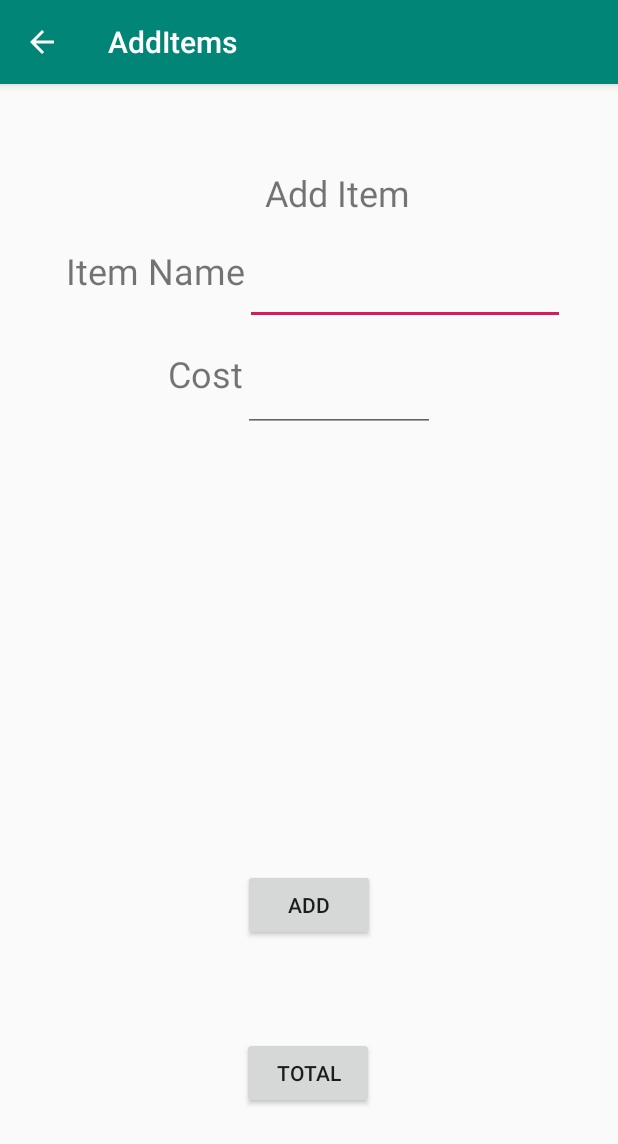
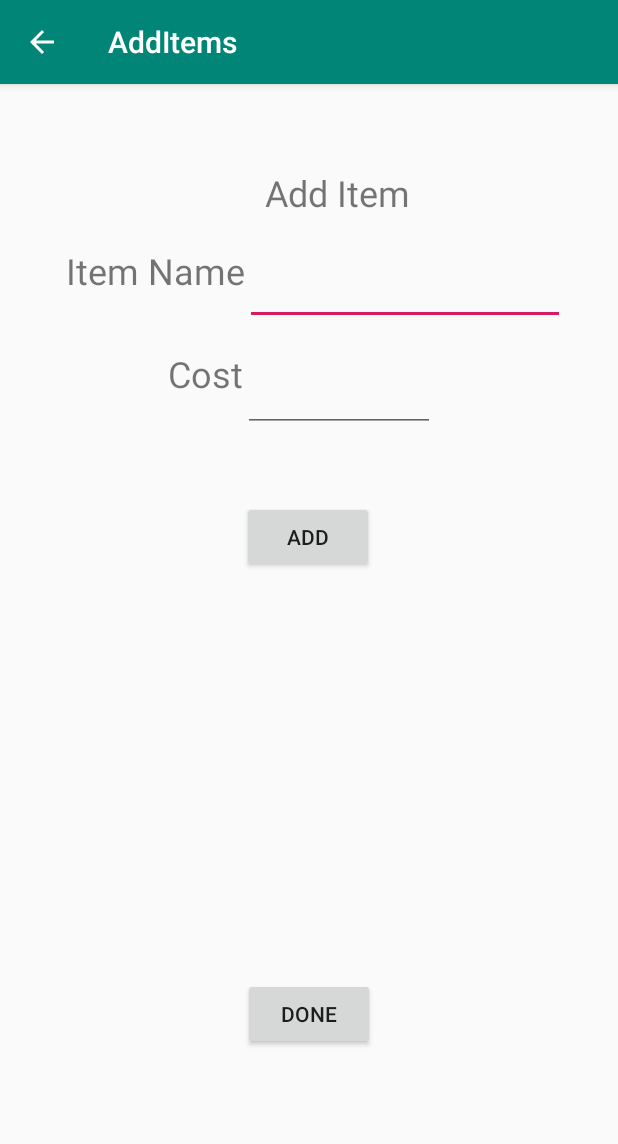
Before and after one commit to willardperalta/ics466, an Android app: the AddItems screen opened directly, with no data from a screen before it, on a phone screen of 412 x 824 dp. Shown: the top 1144 px of the screen. Run offline under Robolectric (Android 15) with nearby library versions, the phone set to English and light mode, and no system bars.

Commit message:
added tax and tip activity, can navigate through entire app

```diff
--- a/OneCheck/app/build.gradle
+++ b/OneCheck/app/build.gradle
@@ -22,6 +22,7 @@ dependencies {
     implementation fileTree(dir: 'libs', include: ['*.jar'])
     implementation 'androidx.appcompat:appcompat:1.0.2'
     implementation 'androidx.constraintlayout:constraintlayout:1.1.3'
+    implementation 'com.google.android.material:material:1.0.0'
     testImplementation 'junit:junit:4.12'
     androidTestImplementation 'androidx.test.ext:junit:1.1.0'
     androidTestImplementation 'androidx.test.espresso:espresso-core:3.1.1'
--- a/OneCheck/app/src/main/java/com/example/onecheck/AddItems.java
+++ b/OneCheck/app/src/main/java/com/example/onecheck/AddItems.java
@@ -5,17 +5,45 @@ import androidx.appcompat.app.AppCompatActivity;
 import android.content.Intent;
 import android.os.Bundle;
 import android.view.View;
+import android.widget.Button;
+import android.widget.EditText;
+
+import java.util.ArrayList;
 
 public class AddItems extends AppCompatActivity {
+
+    MyRecyclerViewAdapter adapter;
+    ArrayList<String> items = new ArrayList<>();
+    ArrayList<Float> cost = new ArrayList<>();
+    Button addButton;
+    EditText itemEdit;
+    EditText costEdit;
 
     @Override
     protected void onCreate(Bundle savedInstanceState) {
         super.onCreate(savedInstanceState);
         setContentView(R.layout.activity_add_items);
+
+        addButton = (Button) findViewById(R.id.addItem);
+        itemEdit = (EditText) findViewById(R.id.itemName);
+        costEdit = (EditText) findViewById(R.id.itemCost);
+
+        addButton.setOnClickListener(
+                new View.OnClickListener()
+                {
+                    public void onClick(View view)
+                    {
+                        String itemInputString = itemEdit.getText().toString();
+                        float costInput = (float)costEdit.getInputType();
+
+                        items.add(itemInputString);
+                        cost.add(costInput);
+                    }
+                });
     }
 
-    public void launchItemsActivity(View view) {
-        Intent intent = new Intent(this, Items.class);
+    public void launchTaxAndTipActivity(View view) {
+        Intent intent = new Intent(this, TaxAndTip.class);
         startActivity(intent);
     }
 }
--- a/OneCheck/app/src/main/res/layout/activity_add_items.xml
+++ b/OneCheck/app/src/main/res/layout/activity_add_items.xml
@@ -7,30 +7,30 @@
     tools:context=".AddItems">
 
     <Button
-        android:id="@+id/button6"
+        android:id="@+id/addItem"
         android:layout_width="wrap_content"
         android:layout_height="wrap_content"
         android:text="ADD"
         app:layout_constraintBottom_toBottomOf="parent"
         app:layout_constraintEnd_toEndOf="parent"
+        app:layout_constraintHorizontal_bias="0.498"
+        app:layout_constraintStart_toStartOf="parent"
+        app:layout_constraintTop_toTopOf="parent"
+        app:layout_constraintVertical_bias="0.386" />
+
+    <Button
+        android:id="@+id/done"
+        android:layout_width="wrap_content"
+        android:layout_height="wrap_content"
+        android:layout_marginTop="40dp"
+        android:onClick="launchTaxAndTipActivity"
+        android:text="DONE"
+        app:layout_constraintBottom_toBottomOf="parent"
+        app:layout_constraintEnd_toEndOf="parent"
         app:layout_constraintHorizontal_bias="0.501"
         app:layout_constraintStart_toStartOf="parent"
-        app:layout_constraintTop_toTopOf="parent"
-        app:layout_constraintVertical_bias="0.727" />
-
-    <Button
-        android:id="@+id/button7"
-        android:layout_width="wrap_content"
-        android:layout_height="wrap_content"
-        android:layout_marginTop="64dp"
-        android:onClick="launchItemsActivity"
-        android:text="TOTAL"
-        app:layout_constraintBottom_toBottomOf="parent"
-        app:layout_constraintEnd_toEndOf="parent"
-        app:layout_constraintHorizontal_bias="0.498"
-        app:layout_constraintStart_toStartOf="parent"
-        app:layout_constraintTop_toBottomOf="@+id/button6"
-        app:layout_constraintVertical_bias="0.0" />
+        app:layout_constraintTop_toBottomOf="@+id/addItem"
+        app:layout_constraintVertical_bias="0.649" />
 
     <TextView
         android:id="@+id/textView21"
@@ -69,20 +69,20 @@
         app:layout_constraintTop_toTopOf="parent" />
 
     <EditText
-        android:id="@+id/productNameET"
+        android:id="@+id/itemName"
         android:layout_width="0dp"
         android:layout_height="wrap_content"
         android:layout_weight="0.7"
         android:ems="10"
         android:inputType="text"
         android:maxLength="20"
-        app:layout_constraintBottom_toTopOf="@+id/productCostET"
+        app:layout_constraintBottom_toTopOf="@+id/itemCost"
         app:layout_constraintStart_toEndOf="@+id/textView21"
         app:layout_constraintTop_toTopOf="parent"
         app:layout_constraintVertical_bias="0.818" />
 
     <EditText
-        android:id="@+id/productCostET"
+        android:id="@+id/itemCost"
         android:layout_width="0dp"
         android:layout_height="wrap_content"
         android:layout_weight="0.3"
--- /dev/null
+++ b/OneCheck/app/src/main/res/values/dimens.xml
@@ -0,0 +1,3 @@
+<resources>
+    <dimen name="fab_margin">16dp</dimen>
+</resources>
--- a/OneCheck/app/src/main/res/values/strings.xml
+++ b/OneCheck/app/src/main/res/values/strings.xml
@@ -1,3 +1,4 @@
 <resources>
     <string name="app_name">OneCheck</string>
+    <string name="title_activity_tax_and_tip">TaxAndTip</string>
 </resources>
```
Also changed, not shown: OneCheck/app/src/main/AndroidManifest.xml (+10 -2 lines), OneCheck/app/src/main/java/com/example/onecheck/Items.java (+8 -0 lines), OneCheck/app/src/main/java/com/example/onecheck/TaxAndTip.java (added, +38 -0 lines), OneCheck/app/src/main/res/layout/activity_items.xml (+12 -49 lines), OneCheck/app/src/main/res/layout/activity_tax_and_tip.xml (added, +76 -0 lines), OneCheck/app/src/main/res/values/styles.xml (+9 -0 lines).
